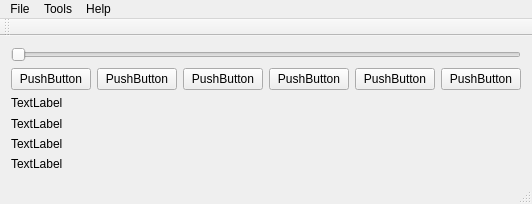
Qt form xmpmainwindow.ui (sonulohani/xplicitmusicplayer) before a commit.
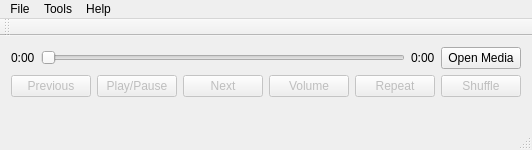
The same form after that commit.

Commit message: Added code into namespace; Added open media and exit slots;

```diff
--- a/xmpmainwindow.ui
+++ b/xmpmainwindow.ui
@@ -6,8 +6,8 @@
    <rect>
     <x>0</x>
     <y>0</y>
-    <width>502</width>
-    <height>204</height>
+    <width>500</width>
+    <height>148</height>
    </rect>
   </property>
   <property name="windowTitle">
@@ -16,89 +16,131 @@
   <widget class="QWidget" name="centralWidget">
    <layout class="QGridLayout" name="gridLayout">
     <item row="0" column="0">
-     <layout class="QVBoxLayout" name="verticalLayout">
+     <layout class="QHBoxLayout" name="horizontalLayout">
+      <item>
+       <widget class="QLabel" name="label">
+        <property name="text">
+         <string>0:00</string>
+        </property>
+       </widget>
+      </item>
       <item>
        <widget class="QSlider" name="horizontalSlider">
+        <property name="enabled">
+         <bool>false</bool>
+        </property>
         <property name="orientation">
          <enum>Qt::Horizontal</enum>
         </property>
        </widget>
       </item>
       <item>
-       <layout class="QHBoxLayout" name="horizontalLayout">
+       <widget class="QLabel" name="label_2">
+        <property name="text">
+         <string>0:00</string>
+        </property>
+       </widget>
+      </item>
+      <item>
+       <widget class="QPushButton" name="pushButton">
+        <property name="text">
+         <string>Open Media</string>
+        </property>
+       </widget>
+      </item>
+     </layout>
+    </item>
+    <item row="1" column="0">
+     <layout class="QHBoxLayout" name="horizontalLayout_3">
         <item>
          <widget class="QPushButton" name="previousPushButton">
+        <property name="enabled">
+         <bool>false</bool>
+        </property>
           <property name="text">
-           <string>PushButton</string>
+         <string>Previous</string>
           </property>
          </widget>
         </item>
         <item>
          <widget class="QPushButton" name="playPushButton">
+        <property name="enabled">
+         <bool>false</bool>
+        </property>
           <property name="text">
-           <string>PushButton</string>
+         <string>Play/Pause</string>
           </property>
          </widget>
         </item>
         <item>
          <widget class="QPushButton" name="nextPushButton">
+        <property name="enabled">
+         <bool>false</bool>
+        </property>
           <property name="text">
-           <string>PushButton</string>
+         <string>Next</string>
           </property>
          </widget>
         </item>
         <item>
          <widget class="QPushButton" name="volumePushButton">
+        <property name="enabled">
+         <bool>false</bool>
+        </property>
           <property name="text">
-           <string>PushButton</string>
+         <string>Volume</string>
           </property>
          </widget>
         </item>
         <item>
          <widget class="QPushButton" name="shufflePushButton">
+        <property name="enabled">
+         <bool>false</bool>
+        </property>
           <property name="text">
-           <string>PushButton</string>
+         <string>Repeat</string>
           </property>
          </widget>
         </item>
         <item>
          <widget class="QPushButton" name="repeatPushButton">
+        <property name="enabled">
+         <bool>false</bool>
+        </property>
           <property name="text">
-           <string>PushButton</string>
+         <string>Shuffle</string>
           </property>
          </widget>
         </item>
        </layout>
       </item>
-     </layout>
-    </item>
-    <item row="1" column="0">
-     <layout class="QVBoxLayout" name="verticalLayout_2">
+    <item row="2" column="0">
+     <layout class="QHBoxLayout" name="horizontalLayout_2">
       <item>
-       <widget class="QLabel" name="label">
+       <widget class="QLabel" name="songNameLabel">
         <property name="text">
-         <string>TextLabel</string>
+         <string/>
         </property>
        </widget>
       </item>
       <item>
-       <widget class="QLabel" name="label_2">
+       <widget class="QLabel" name="artistLabel">
         <property name="text">
-         <string>TextLabel</string>
+         <string/>
         </property>
        </widget>
       </item>
       <item>
-       <widget class="QLabel" name="label_3">
+       <widget class="QLabel" name="albumLabel">
         <property name="text">
-         <string>TextLabel</string>
+         <string/>
         </property>
        </widget>
       </item>
       <item>
-       <widget class="QLabel" name="label_4">
+       <widget class="QLabel" name="bitrateLabel">
         <property name="text">
-         <string>TextLabel</string>
+         <string/>
         </property>
        </widget>
       </item>
```
Left out of the diff: 2 changed lines with no effect on the pictures. Lines whose indentation alone changed are shown as unchanged. The commit also changes 6 other files.
